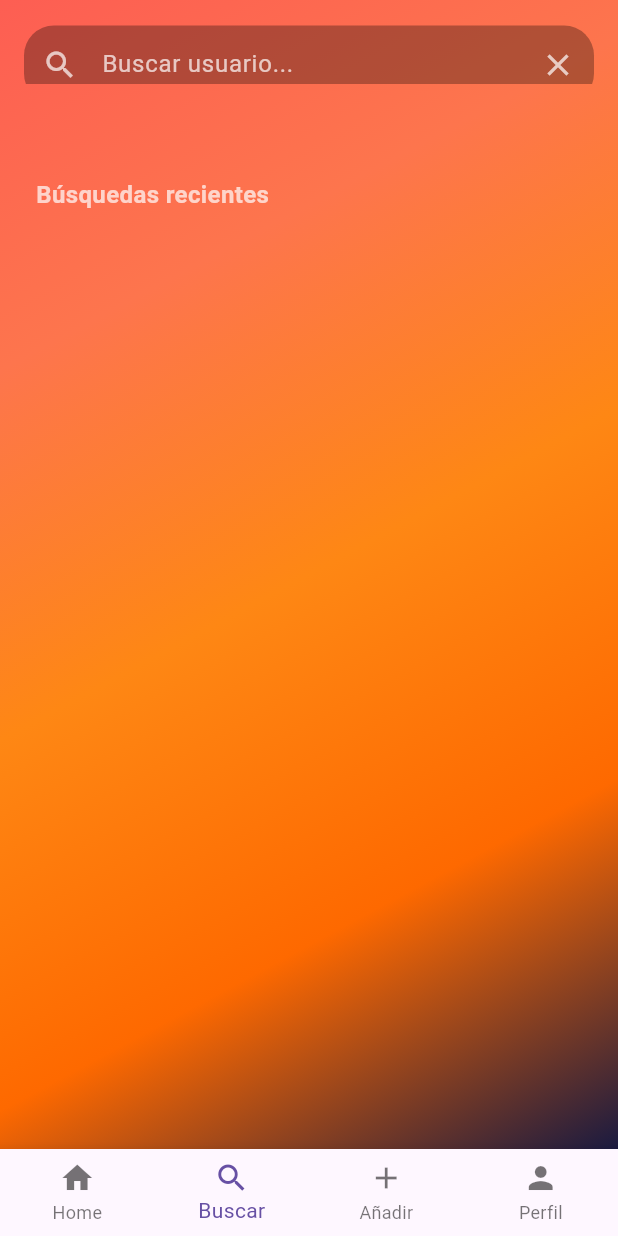
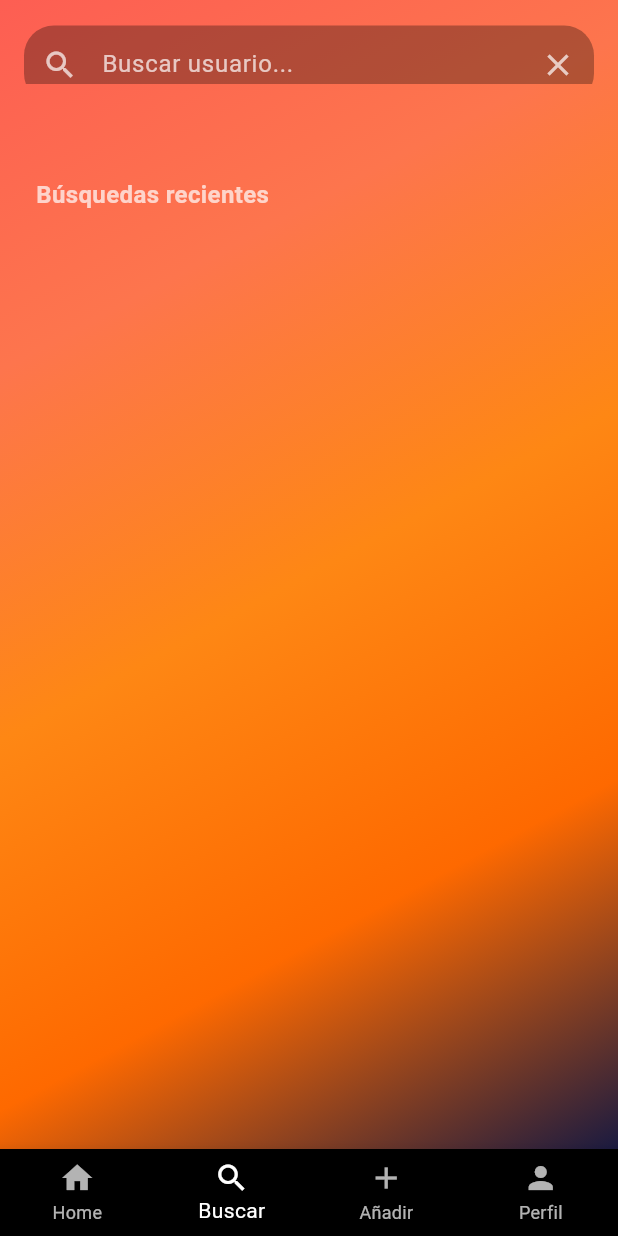
Before and after one commit to LucasQuintanaVanacloig/red_social, a Flutter app: the screen it shows once a user with an empty profile is signed in, item 2 of the bottom bar chosen, on a phone screen of 412 x 824 dp. Run offline on Flutter 3.47's test engine with Material 3 defaults, Android fonts, the light colour scheme and no system bars; our stand-ins replace cloud_firestore, firebase_auth, firebase_core, hive, image_picker, shared_preferences; missing offline and left inert: mongo_dart; accounts and stored records are empty.

Commit message:
Cambio de color del navigation bar

```diff
--- a/lib/componentes/main_screen.dart
+++ b/lib/componentes/main_screen.dart
@@ -35,9 +35,12 @@ class _MainScreenState extends State<MainScreen> {
         children: _screens,
       ),
       bottomNavigationBar: BottomNavigationBar(
+        backgroundColor: Colors.black, // Fondo negro
         currentIndex: _selectedIndex,
         onTap: _onItemTapped,
         type: BottomNavigationBarType.fixed,
+        selectedItemColor: Colors.white, // Ítem activo en blanco
+        unselectedItemColor: Colors.white70, // Ítems inactivos gris claro
         items: const [
           BottomNavigationBarItem(icon: Icon(Icons.home), label: "Home"),
           BottomNavigationBarItem(icon: Icon(Icons.search), label: "Buscar"),
```
